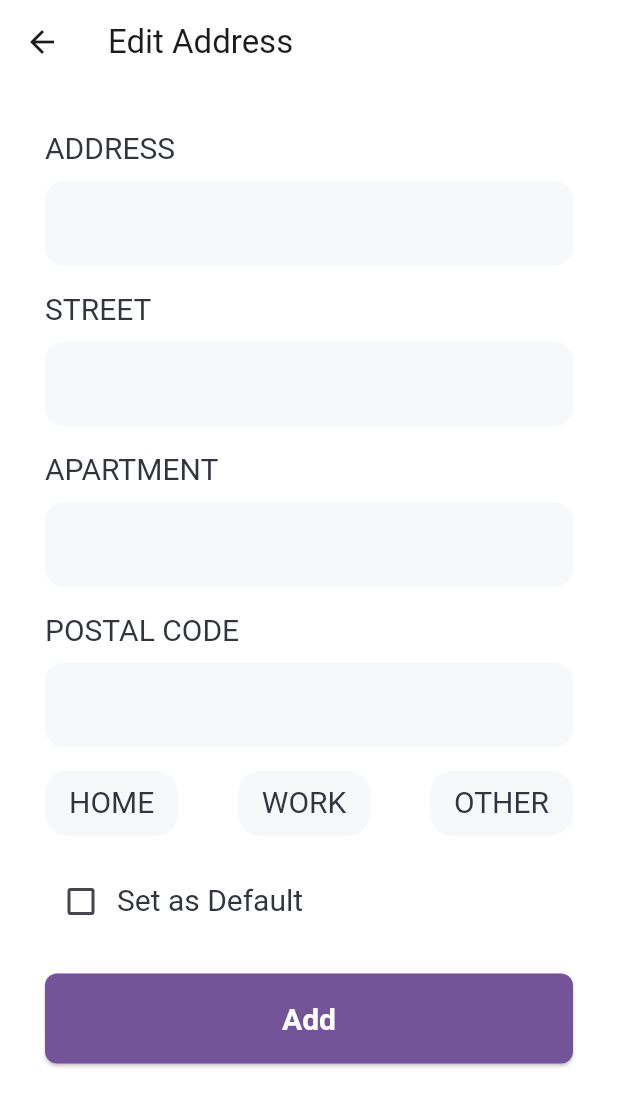
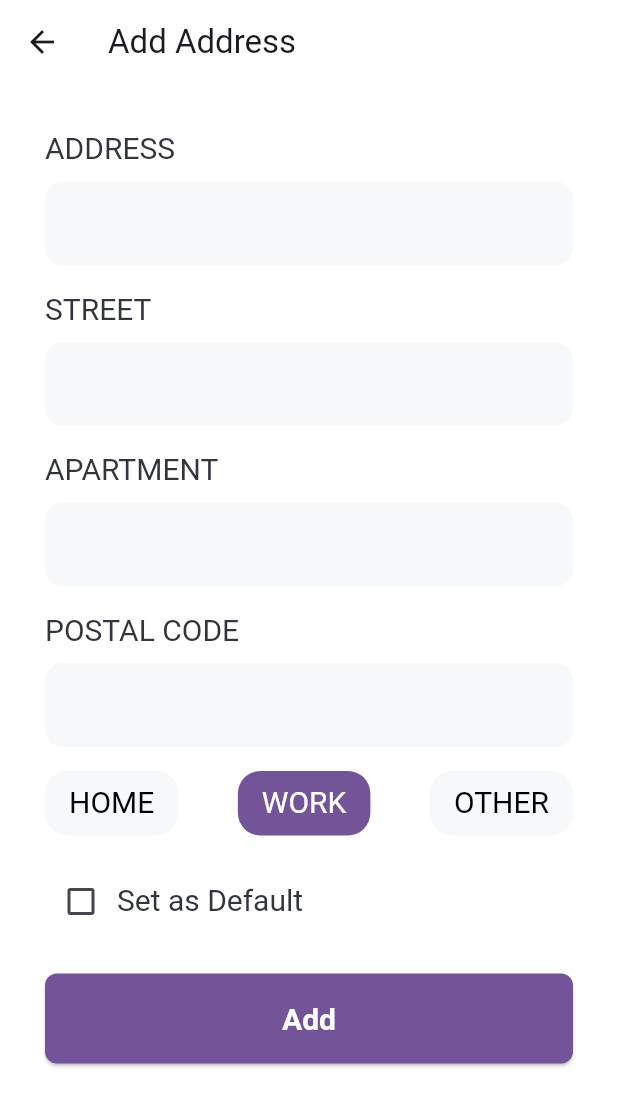
Before and after one commit to saikat-rog/purotaja_app, a Flutter app: the AddAddressScreen screen opened by its route, after a tap on "HOME", after a tap on "WORK", on a phone screen of 412 x 824 dp. Shown: the top 1106 px of the screen. Run offline on Flutter 3.47's test engine with Material 3 defaults, Android fonts, the light colour scheme and no system bars; our stand-ins replace dio, dropdown_button2, flutter_dotenv, flutter_svg, fluttertoast, geocoding and 5 more; accounts and stored records are empty; network calls fail; Roboto replaces fonts that are missing (Sen).

```diff
--- a/lib/screens/account_screen/account_options/addresses_screen/add_address_screen.dart
+++ b/lib/screens/account_screen/account_options/addresses_screen/add_address_screen.dart
@@ -19,11 +19,14 @@ class _AddAddressScreenState extends State<AddAddressScreen> {
   final apartmentController = TextEditingController();
   final postalCodeController = TextEditingController();
 
+  // Track the selected label as a state variable
+  String selectedLabel = 'HOME';
+
   @override
   Widget build(BuildContext context) {
     return Scaffold(
       appBar: AppBar(
-        title: const Text('Edit Address'),
+        title: const Text('Add Address'),
         backgroundColor: Colors.transparent,
       ),
       body: Padding(
@@ -64,75 +67,16 @@ class _AddAddressScreenState extends State<AddAddressScreen> {
               ),
               const SizedBox(height: 16),
 
-              //Label
+              // Label Selector
               Row(
                 mainAxisAlignment: MainAxisAlignment.spaceBetween,
                 children: [
-                  GestureDetector(
-                    onTap: () {
-                      addressController.label.value =
-                          "HOME"; // Update the value when tapped
-                    },
-                    child: Container(
-                      decoration: BoxDecoration(
-                        borderRadius: BorderRadius.circular(15),
-                        color: AppTheme.bgGrey,
-                      ),
-                      child: Padding(
-                        padding: const EdgeInsets.symmetric(
-                            horizontal: 16.0, vertical: 8),
-                        child: Text(
-                          "HOME",
-                          style: Theme.of(context).textTheme.headlineSmall,
-                        ),
-                      ),
-                    ),
-                  ),
-                  GestureDetector(
-                    onTap: () {
-                      addressController.label.value =
-                          "WORK"; // Update the value when tapped
-                    },
-                    child: Container(
-                      decoration: BoxDecoration(
-                        borderRadius: BorderRadius.circular(15),
-                        color: AppTheme.bgGrey,
-                      ),
-                      child: Padding(
-                        padding: const EdgeInsets.symmetric(
-                            horizontal: 16.0, vertical: 8),
-                        child: Text(
-                          "WORK",
-                          style: Theme.of(context).textTheme.headlineSmall,
-                        ),
-                      ),
-                    ),
-                  ),
-                  GestureDetector(
-                    onTap: () {
-                      addressController.label.value =
-                          "OTHER"; // Update the value when tapped
-                    },
-                    child: Container(
-                      decoration: BoxDecoration(
-                        borderRadius: BorderRadius.circular(15),
-                        color: AppTheme.bgGrey,
-                      ),
-                      child: Padding(
-                        padding: const EdgeInsets.symmetric(
-                            horizontal: 16.0, vertical: 8),
-                        child: Text(
-                          "OTHER",
-                          style: Theme.of(context).textTheme.headlineSmall,
-                        ),
-                      ),
-                    ),
-                  ),
+                  _buildLabelButton('HOME'),
+                  _buildLabelButton('WORK'),
+                  _buildLabelButton('OTHER'),
                 ],
               ),
-              SizedBox(
-                height: 20,
-              ),
+              const SizedBox(height: 20),
 
               // Default Address Toggle
               Obx(() => Row(
@@ -150,7 +94,7 @@ class _AddAddressScreenState extends State<AddAddressScreen> {
               )),
               const SizedBox(height: 16),
 
-              // Update Button
+              // Add Button
               Padding(
                 padding: const EdgeInsets.symmetric(vertical: 8.00),
                 child: SizedBox(
@@ -158,22 +102,48 @@ class _AddAddressScreenState extends State<AddAddressScreen> {
                   height: 60,
                   child: ElevatedButton(
                     onPressed: () {
-                      // Call the updateAddress function from the controller
+                      // Call the createAddress function from the controller
                       addressController.createAddress(
                         addressFieldController,
                         streetController,
                         apartmentController,
                         postalCodeController,
-                        addressController.label.value,
+                        selectedLabel, // Use the state variable for label
                         addressController.isDefault.value,
                       );
-                      Get.back(); // Go back after updating
+                      Get.back(); // Go back after adding
                     },
                     child: const Text('Add'),
                   ),
                 ),
               ),
             ],
+          ),
+        ),
+      ),
+    );
+  }
+
+  // Label Button Widget with dynamic background color
+  Widget _buildLabelButton(String label) {
+    return GestureDetector(
+      onTap: () {
+        setState(() {
+          selectedLabel = label; // Update the state variable
+        });
+      },
+      child: Container(
+        decoration: BoxDecoration(
+          borderRadius: BorderRadius.circular(15),
+          color: selectedLabel == label
+              ? AppTheme.lightTheme.primaryColor // Highlight selected label
+              : AppTheme.bgGrey, // Default background color
+        ),
+        padding: const EdgeInsets.symmetric(horizontal: 16.0, vertical: 8.0),
+        child: Text(
+          label,
+          style: Theme.of(context).textTheme.headlineSmall?.copyWith(
+            color: selectedLabel == label ? Colors.white : Colors.black,
           ),
         ),
       ),
--- a/pubspec.yaml
+++ b/pubspec.yaml
@@ -96,6 +96,7 @@ flutter:
     - assets/profile_assets/addresses/work.svg
     - assets/profile_assets/addresses/edit.svg
     - assets/profile_assets/addresses/delete.svg
+    - assets/profile_assets/addresses/location.png
 
   # The following line ensures that the Material Icons font is
   # included with your application, so that you can use the icons in
```
Also changed, not shown: lib/controllers/address_controller.dart (+9 -9 lines), lib/screens/account_screen/account_options/addresses_screen/edit_addresses_acreen.dart (+35 -13 lines). Lines whose indentation alone changed are shown as unchanged.
